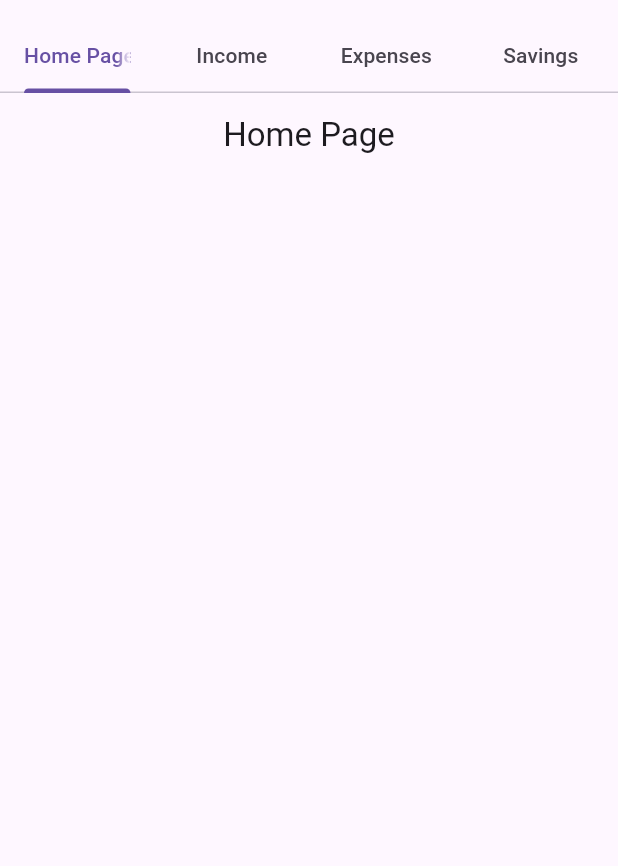
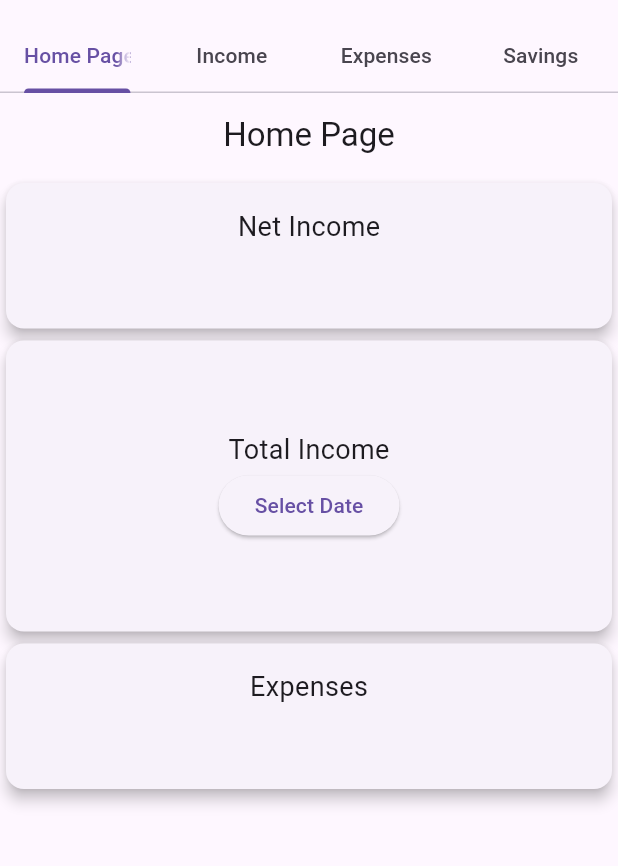
Before and after one commit to antonioIannotta/PersonalFinance, a Flutter app: the screen it shows after launch, on a phone screen of 412 x 824 dp, the part 63-929 px from its top. Run offline on Flutter 3.47's test engine with Material 3 defaults, Android fonts, the phone set to English and light mode, and no system bars; missing offline and left inert: dart:ffi, mongo_dart.

Commit message:
feat: home page setup almost completed

```diff
--- a/lib/widgets/home_page.dart
+++ b/lib/widgets/home_page.dart
@@ -8,8 +8,79 @@ class HomePage extends StatelessWidget {
   Widget build(BuildContext context) {
     return Scaffold(
       appBar: AppBar(title: const Text("Home Page"), centerTitle: true),
-      body: const Center(
+      body: Center(
+        child: ListView(
+          scrollDirection: Axis.vertical,
+          children: [
+            // Net Income Card
+            _buildCard("Net Income"), // Replace with actual data
+
+            // Total Income Card with Date Picker
+            _buildCardWithDatePicker(context),
+
+            // Expenses Card
+            _buildCard("Expenses"), // Replace with actual data
+          ],
+        ),
       ),
     );
   }
+
+ Widget _buildCard(String title,[String value = ""]) {
+    return Card(
+      elevation: 4,
+      child: Padding(
+        padding: const EdgeInsets.all(16.0),
+        child: Column(
+          mainAxisAlignment: MainAxisAlignment.center,
+          children: [
+            Text(
+              title,
+              style: const TextStyle(fontSize: 18),
+            ),
+            const SizedBox(height: 8),
+            const SizedBox(height: 8),
+            Text(
+              value,
+              style: const TextStyle(fontSize: 16, fontWeight: FontWeight.bold),
+            ),
+          ],
+        ),
+      ),
+    );
+  }
+
+  Widget _buildCardWithDatePicker(BuildContext context) {
+    return Card(
+      elevation: 4,
+      child: Padding(
+        padding: const EdgeInsets.all(60.0),
+        child: Column(
+          children: [
+            const Text(
+              "Total Income",
+              style: TextStyle(fontSize: 18),
+            ),
+            ElevatedButton(
+              onPressed: () => _selectDate(context),
+              child: Text("Select Date"),
+            ),
+            // Display income for the selected date here
+          ],
+        ),
+      ),
+    );
+  }
+
+  Future<void> _selectDate(BuildContext context) async {
+    final DateTime? picked = await showDatePicker(
+      context: context,
+      initialDate: DateTime.now(),
+      firstDate: DateTime(2015, 8),
+      lastDate: DateTime(2101),
+    );
+    if (picked != null) {
+      // Handle the selected date (e.g., fetch income data for that date)
+    }
+  }
 }
```
